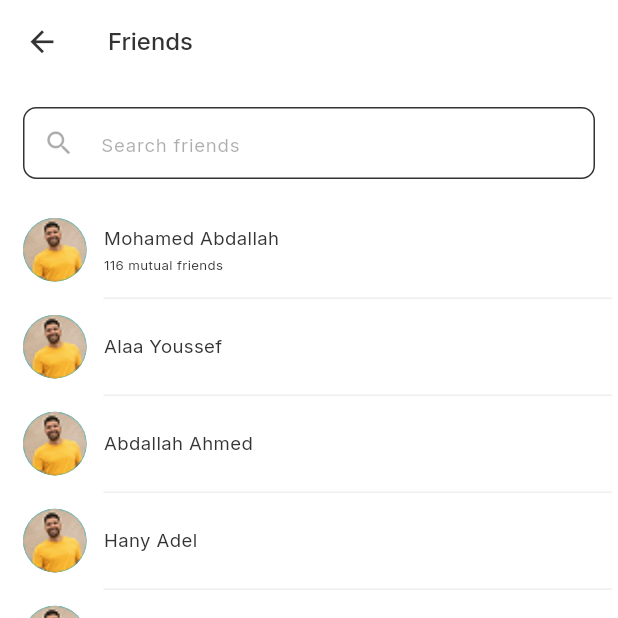
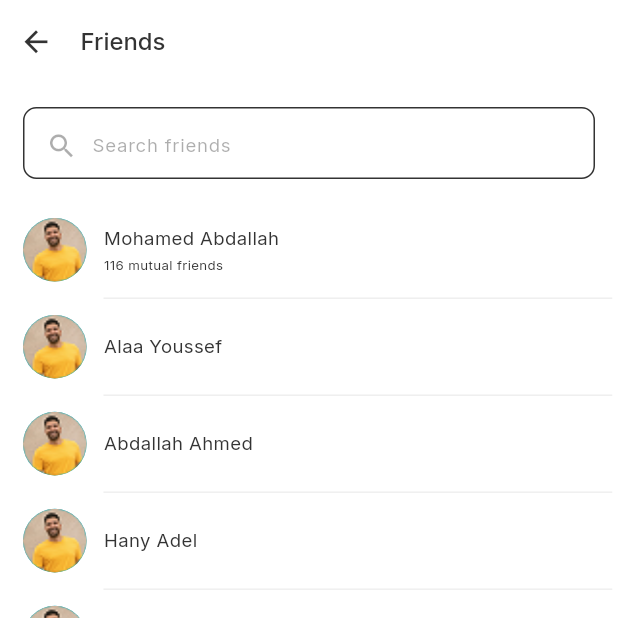
Before and after one commit to ibnRizk/sportofy, a Flutter app: the FriendsView screen opened by its route, on a phone screen of 412 x 824 dp, the top half of it. Run offline on Flutter 3.47's test engine with Material 3 defaults, Android fonts, the phone set to English and light mode, and no system bars; our stand-ins replace cached_network_image, connectivity_plus, country_picker, dartz, dio, equatable and 15 more; accounts and stored records are empty; project files that could hold a hidden picture were left out.

Commit message:
fix friends page, fix delivery addres

```diff
--- a/lib/features/community/presentation/pages/friends_view.dart
+++ b/lib/features/community/presentation/pages/friends_view.dart
@@ -86,21 +86,31 @@ class FriendsView extends StatelessWidget {
       appBar: AppBar(
         backgroundColor: context.colors.white,
         elevation: 0,
-        leading: IconButton(
+        automaticallyImplyLeading: false,
+        titleSpacing: 0,
+        title: Row(
+          mainAxisSize: MainAxisSize.min,
+          children: [
+            IconButton(
               onPressed: () => Navigator.pop(context),
               icon: Icon(
                 Icons.arrow_back,
                 color: context.colors.textColor,
                 size: 24.w,
               ),
+              padding: EdgeInsets.zero,
+              constraints: const BoxConstraints(),
             ),
-        title: Text(
+            SizedBox(width: 6.w),
+            Text(
               'Friends',
               style: TextStyle(
                 fontSize: 18.sp,
                 fontWeight: FontWeight.w600,
                 color: context.colors.textColor,
               ),
+            ),
+          ],
         ),
         centerTitle: false,
       ),
@@ -120,16 +130,28 @@ class FriendsView extends StatelessWidget {
                   color: context.colors.textColor
                       .withValues(alpha: 0.4),
                 ),
-                prefixIcon: Icon(
+                prefixIcon: Padding(
+                  padding: EdgeInsets.only(
+                    left: 16.w,
+                    right: 6.w,
+                    top: 5.h,
+                  ), // less horizontal space between icon and hint
+                  child: Icon(
                     Icons.search,
                     size: 22.w,
                     color: context.colors.textColor
                         .withValues(alpha: 0.4),
                   ),
+                ),
+                prefixIconConstraints: BoxConstraints(
+                  minWidth: 0,
+                  minHeight: 0,
+                ),
                 filled: true,
                 fillColor: context.colors.white,
                 contentPadding: EdgeInsets.symmetric(
-                  horizontal: 16.w,
+                  horizontal:
+                      0, // ensure horizontal padding doesn't push hint from icon
                   vertical: 12.h,
                 ),
                 border: OutlineInputBorder(
```
Also changed, not shown: lib/features/market/presentation/views/checkout_summary_view.dart (+79 -0 lines), lib/features/market/presentation/widgets/payment_option_tile.dart (+21 -19 lines). Lines whose indentation alone changed are shown as unchanged.
